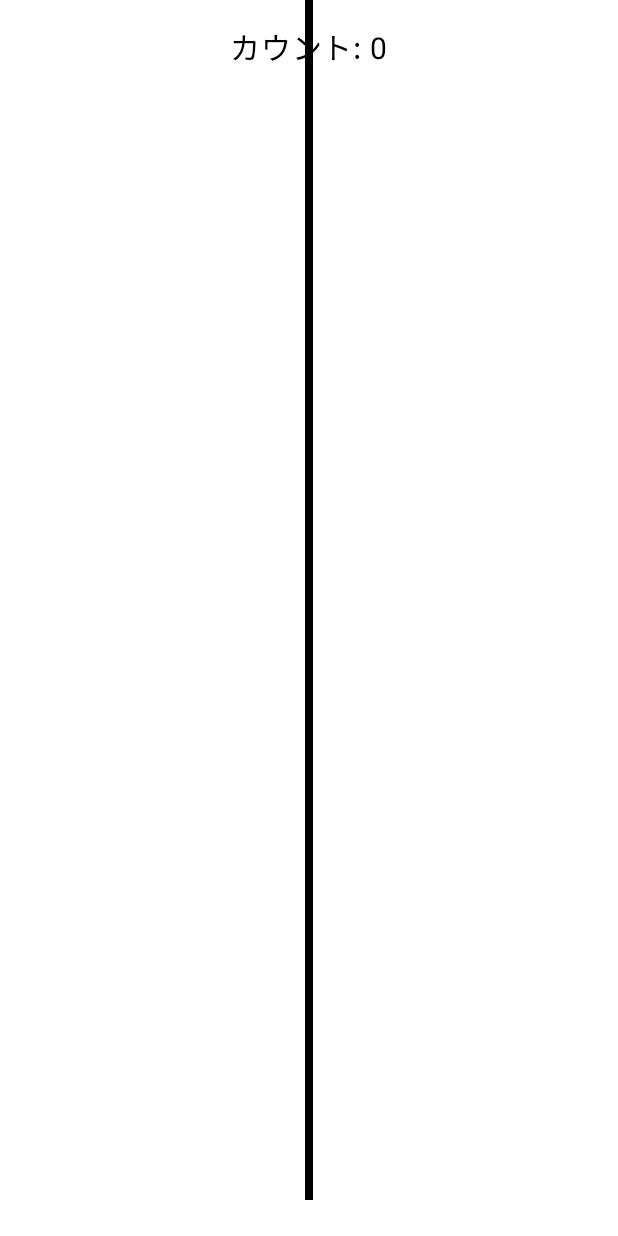
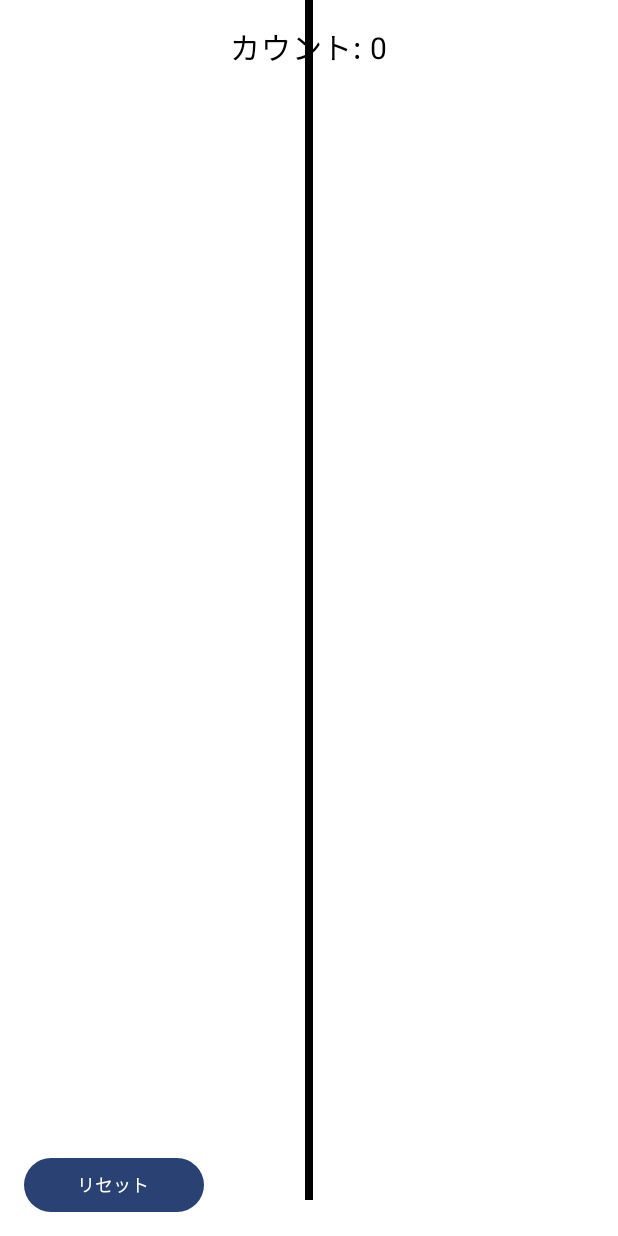
Before and after one commit to MI297/Swipe01, an Android app built with Jetpack Compose: the screen it shows after launch (MainActivity), on a phone screen of 412 x 824 dp. Run offline under Robolectric (Android 15) with nearby library versions, the phone set to English and light mode, and no system bars.

Commit message:
# Swipe01（開発中プロトタイプ）
## 現状実装されている内容
- スワイプに応じて画面中央の線がねじれる
- アニメーションで「ねじれ → 戻る」動き（400ms、滑らか）
- カウントが画面上部に表示される（最大100）
‐リセットボタン追加

```diff
--- a/app/src/main/java/com/example/swipe01/MainActivity.kt
+++ b/app/src/main/java/com/example/swipe01/MainActivity.kt
@@ -50,11 +50,11 @@ class MainActivity : ComponentActivity() {
 fun SwipeTwistScreen() {
     var swipeCount by remember { mutableStateOf(0) }
     val twistAnim = remember { Animatable(0f) }
+    val scope = rememberCoroutineScope()
 
     LaunchedEffect(swipeCount) {
-        // アニメーションで値を滑らかに変える
         twistAnim.animateTo(
-            targetValue = swipeCount / 2f, // ねじれ具合
+            targetValue = swipeCount / 2f,
             animationSpec = tween(durationMillis = 400, easing = LinearOutSlowInEasing)
         )
     }
@@ -73,12 +73,13 @@ fun SwipeTwistScreen() {
         modifier = gestureModifier.background(Color.White),
         contentAlignment = Alignment.Center
     ) {
+        // 線描画（Canvas）
         Canvas(modifier = Modifier.fillMaxSize()) {
             val centerX = size.width / 2f
             val heightStep = 40f
             val totalSteps = (size.height / heightStep).toInt()
+            val path = Path()
 
-            val path = Path()
             for (i in 0 until totalSteps) {
                 val startY = i * heightStep
                 val endY = (i + 1) * heightStep
@@ -98,6 +99,7 @@ fun SwipeTwistScreen() {
             )
         }
 
+        // カウント表示
         Text(
             text = "カウント: $swipeCount",
             color = Color.Black,
@@ -106,5 +108,24 @@ fun SwipeTwistScreen() {
                 .align(Alignment.TopCenter)
                 .padding(top = 16.dp)
         )
+
+        //  リセットボタン（画面左下）
+        Button(
+            onClick = {
+                swipeCount = 0
+                scope.launch {
+                    twistAnim.animateTo(
+                        targetValue = 0f,
+                        animationSpec = tween(durationMillis = 300)
+                    )
+                }
+            },
+            modifier = Modifier
+                .align(Alignment.BottomStart)
+                .padding(16.dp)
+                .size(width = 120.dp, height = 36.dp)
+        ) {
+            Text("リセット", fontSize = 12.sp)
+        }
     }
 }
```
Also changed, not shown: 1 other file.
